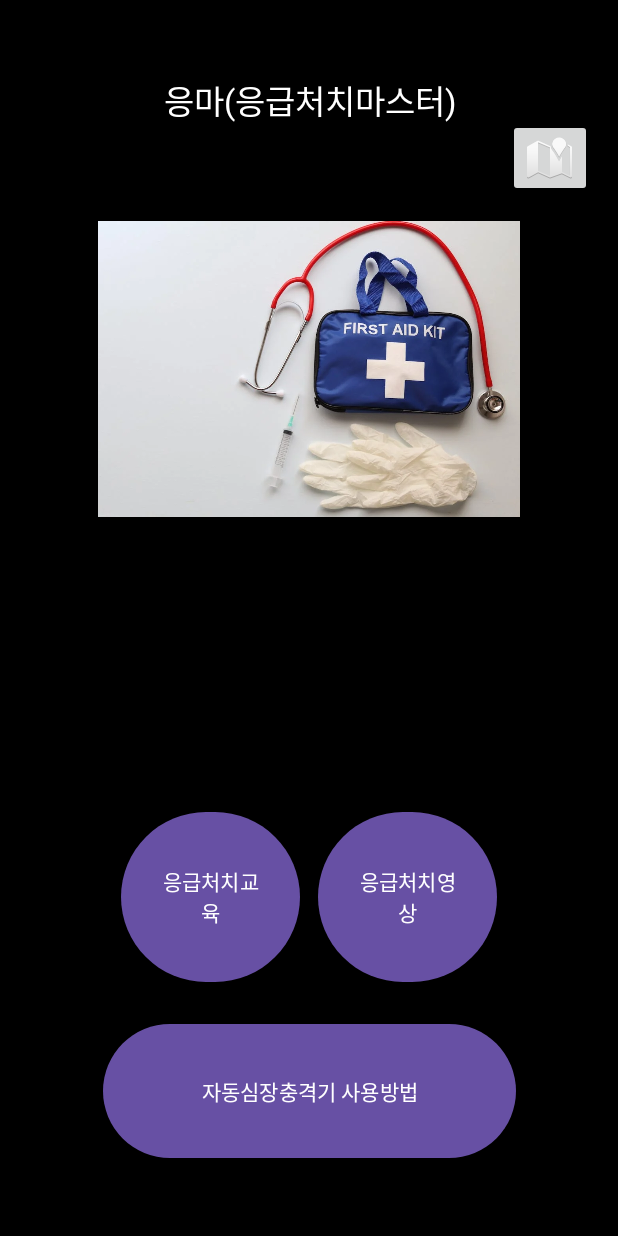
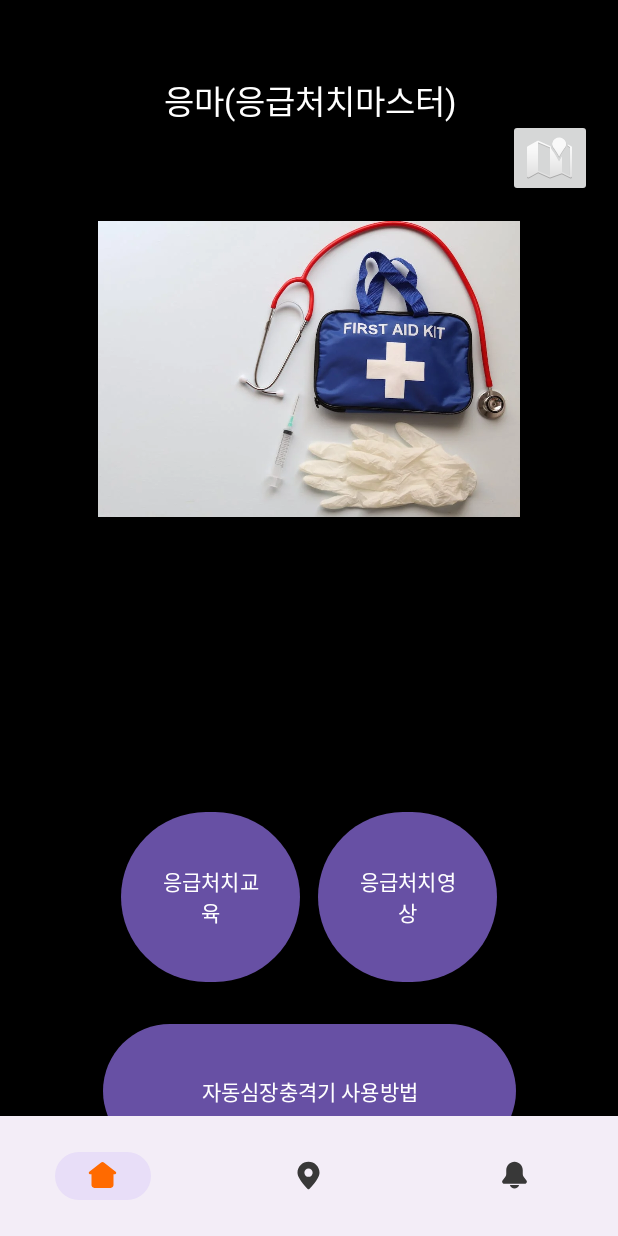
Before and after one commit to pjy0308/FirstAidMaster, an Android app: the screen it shows after launch (MainActivity), on a phone screen of 412 x 824 dp. Run offline under Robolectric (Android 15) with nearby library versions, the phone set to English and light mode, and no system bars.

Commit message:
하단바 추가 (화면 전환 이전)

```diff
--- a/app/build.gradle
+++ b/app/build.gradle
@@ -45,4 +45,6 @@ dependencies {
     implementation 'com.naver.maps:map-sdk:3.17.0'
     // 네이버 지도 위치 추적
     implementation "com.google.android.gms:play-services-location:21.0.1"
+    // 하단 내비게이션 바
+    implementation 'com.google.android.material:material:1.4.0'
 }
--- /dev/null
+++ b/app/src/main/res/drawable/ic_home.xml
@@ -0,0 +1,14 @@
+<vector xmlns:android="http://schemas.android.com/apk/res/android"
+    android:width="48dp"
+    android:height="48dp"
+    android:viewportWidth="32"
+    android:viewportHeight="32">
+  <group>
+    <clip-path
+        android:pathData="M0,0h32v32h-32z"/>
+    <path
+        android:pathData="M14.363,3.584C14.831,3.22 15.407,3.022 16,3.022C16.593,3.022 17.169,3.22 17.637,3.584L28.816,12.277C29.82,13.06 29.265,14.667 27.996,14.667H26.667V25.333C26.667,26.041 26.386,26.719 25.886,27.219C25.385,27.719 24.707,28 24,28H8C7.293,28 6.614,27.719 6.114,27.219C5.614,26.719 5.333,26.041 5.333,25.333V14.667H4.004C2.733,14.667 2.181,13.059 3.184,12.279L14.363,3.584Z"
+        android:fillColor="#FF6131"
+        android:fillType="evenOdd"/>
+  </group>
+</vector>
--- /dev/null
+++ b/app/src/main/res/drawable/ic_map.xml
@@ -0,0 +1,10 @@
+<vector xmlns:android="http://schemas.android.com/apk/res/android"
+    android:width="48dp"
+    android:height="48dp"
+    android:viewportWidth="32"
+    android:viewportHeight="32">
+  <path
+      android:pathData="M16,28L16.944,28.941C16.82,29.066 16.673,29.164 16.511,29.232C16.349,29.299 16.175,29.334 15.999,29.334C15.824,29.334 15.65,29.299 15.488,29.232C15.326,29.164 15.179,29.066 15.055,28.941L15.047,28.932L15.024,28.909L14.941,28.825C14.471,28.341 14.009,27.85 13.555,27.351C12.414,26.101 11.321,24.807 10.28,23.473C9.091,21.94 7.875,20.207 6.951,18.495C6.047,16.816 5.333,14.997 5.333,13.333C5.333,7.281 10.123,2.667 16,2.667C21.877,2.667 26.667,7.281 26.667,13.333C26.667,14.997 25.953,16.816 25.049,18.493C24.125,20.208 22.911,21.94 21.72,23.473C20.263,25.34 18.707,27.126 17.059,28.825L16.976,28.909L16.953,28.932L16.945,28.94L16,28ZM16,17.333C17.061,17.333 18.078,16.912 18.828,16.162C19.579,15.412 20,14.394 20,13.333C20,12.273 19.579,11.255 18.828,10.505C18.078,9.755 17.061,9.333 16,9.333C14.939,9.333 13.922,9.755 13.172,10.505C12.421,11.255 12,12.273 12,13.333C12,14.394 12.421,15.412 13.172,16.162C13.922,16.912 14.939,17.333 16,17.333Z"
+      android:fillColor="#B4A49F"
+      android:fillType="evenOdd"/>
+</vector>
--- /dev/null
+++ b/app/src/main/res/drawable/ic_settings.xml
@@ -0,0 +1,9 @@
+<vector xmlns:android="http://schemas.android.com/apk/res/android"
+    android:width="48dp"
+    android:height="48dp"
+    android:viewportWidth="32"
+    android:viewportHeight="32">
+  <path
+      android:pathData="M8,10.667C8,8.545 8.843,6.51 10.343,5.01C11.843,3.51 13.878,2.667 16,2.667C18.122,2.667 20.157,3.51 21.657,5.01C23.157,6.51 24,8.545 24,10.667V14.556C24,15.493 24.304,16.405 24.867,17.156L27.6,20.8C27.823,21.097 27.959,21.451 27.992,21.82C28.025,22.19 27.955,22.562 27.789,22.894C27.623,23.227 27.367,23.506 27.052,23.701C26.736,23.897 26.371,24 26,24H6C5.629,24 5.264,23.897 4.949,23.701C4.633,23.506 4.377,23.227 4.211,22.894C4.045,22.562 3.975,22.19 4.008,21.82C4.041,21.451 4.177,21.097 4.4,20.8L7.133,17.156C7.696,16.406 8,15.494 8,14.556V10.667ZM16,28.667C14.995,28.667 14.017,28.342 13.211,27.742C12.405,27.141 11.814,26.296 11.527,25.333H20.473C20.186,26.296 19.595,27.141 18.789,27.742C17.983,28.342 17.005,28.667 16,28.667Z"
+      android:fillColor="#B4A49F"/>
+</vector>
--- /dev/null
+++ b/app/src/main/res/drawable/item_selector.xml
@@ -0,0 +1,6 @@
+<?xml version="1.0" encoding="utf-8"?>
+<selector xmlns:android="http://schemas.android.com/apk/res/android">
+    <item android:state_pressed="true" android:color="@color/orange" />
+    <item android:state_checked="true" android:color="@color/orange" />
+    <item android:color="@color/gray" />
+</selector>
--- a/app/src/main/res/layout/activity_main.xml
+++ b/app/src/main/res/layout/activity_main.xml
@@ -1,9 +1,11 @@
 <?xml version="1.0" encoding="utf-8"?>
-<androidx.constraintlayout.widget.ConstraintLayout xmlns:android="http://schemas.android.com/apk/res/android"
+<androidx.constraintlayout.widget.ConstraintLayout
+    xmlns:android="http://schemas.android.com/apk/res/android"
     xmlns:app="http://schemas.android.com/apk/res-auto"
     xmlns:tools="http://schemas.android.com/tools"
     android:layout_width="match_parent"
     android:layout_height="match_parent"
+    android:id="@+id/body_container"
     android:background="@color/black"
     tools:context=".MainActivity">
 
@@ -78,4 +80,21 @@
         app:layout_constraintTop_toTopOf="parent"
         app:srcCompat="@android:drawable/ic_dialog_map"
         tools:ignore="SpeakableTextPresentCheck"/>
+
+    <com.google.android.material.bottomnavigation.BottomNavigationView
+        android:id="@+id/bottom_navigation"
+        android:layout_width="match_parent"
+        android:layout_height="wrap_content"
+        android:layout_alignParentBottom="true"
+        android:elevation="2dp"
+        app:menu="@menu/bottom_menu"
+        app:itemRippleColor="@android:color/transparent"
+        app:itemIconSize="22dp"
+        app:labelVisibilityMode="unlabeled"
+        app:itemIconTint="@drawable/item_selector"
+        app:layout_constraintBottom_toBottomOf="parent"
+        app:layout_constraintLeft_toLeftOf="parent"
+        app:layout_constraintRight_toLeftOf="parent"
+        />
+
 </androidx.constraintlayout.widget.ConstraintLayout>
--- /dev/null
+++ b/app/src/main/res/menu/bottom_menu.xml
@@ -0,0 +1,20 @@
+<?xml version="1.0" encoding="utf-8"?>
+<menu xmlns:android="http://schemas.android.com/apk/res/android">
+    <item
+        android:id="@+id/home"
+        android:icon="@drawable/ic_home"
+        android:title="home"
+        />
+
+    <item
+        android:id="@+id/map"
+        android:icon="@drawable/ic_map"
+        android:title="map"
+        />
+
+    <item
+        android:id="@+id/setting"
+        android:icon="@drawable/ic_settings"
+        android:title="setting"
+        />
+</menu>
--- a/app/src/main/res/values/strings.xml
+++ b/app/src/main/res/values/strings.xml
@@ -1,3 +1,5 @@
 <resources>
     <string name="app_name">FirstAidMaster</string>
+    <!-- TODO: Remove or change this placeholder text -->
+    <string name="hello_blank_fragment">Hello blank fragment</string>
 </resources>
```
Also changed, not shown: app/src/main/java/com/example/firstaidmaster/HomeFragment.kt (added, +59 -0 lines), app/src/main/java/com/example/firstaidmaster/MainActivity.kt (+39 -0 lines), app/src/main/java/com/example/firstaidmaster/MapFragment.kt (added, +59 -0 lines), app/src/main/java/com/example/firstaidmaster/SettingFragment.kt (added, +59 -0 lines), app/src/main/res/layout/fragment_home.xml (added, +14 -0 lines), app/src/main/res/layout/fragment_map.xml (added, +14 -0 lines), app/src/main/res/layout/fragment_setting.xml (added, +14 -0 lines).
